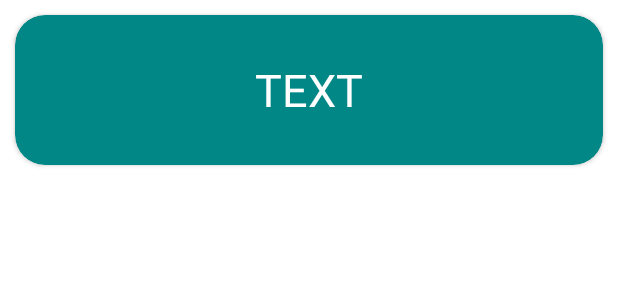
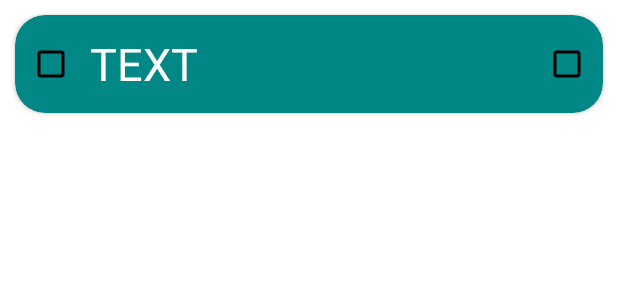
Before and after one commit to RandomServant/FRIENDLY-FIRE-Tasks, an Android app: the layout task_item.xml on its own in the app's theme, with its tools: preview values and no code run, on a phone screen of 412 x 824 dp. Shown: the top 300 px of the screen. Run offline under Robolectric (Android 15) with nearby library versions, the phone set to English and light mode, and no system bars.

Commit message:
Доработка верстки айтема задания

```diff
--- a/app/src/main/res/layout/task_item.xml
+++ b/app/src/main/res/layout/task_item.xml
@@ -1,21 +1,36 @@
 <?xml version="1.0" encoding="utf-8"?>
 <androidx.cardview.widget.CardView xmlns:android="http://schemas.android.com/apk/res/android"
     android:layout_width="match_parent"
-    android:layout_height="100dp"
+    android:layout_height="65dp"
     xmlns:app="http://schemas.android.com/apk/res-auto"
     android:backgroundTint="@color/teal_700"
     app:cardCornerRadius="20dp"
     android:layout_margin="10dp">
+
+    <CheckBox
+        android:id="@+id/checkBox1"
+        android:layout_width="wrap_content"
+        android:layout_height="match_parent"
+        android:layout_gravity="start"
+        android:buttonTint="@color/black"/>
 
     <TextView
         android:id="@+id/tv"
         android:layout_width="match_parent"
         android:layout_height="match_parent"
         android:text="TEXT"
-        android:gravity="center"
+        android:gravity="center_vertical"
+        android:layout_marginHorizontal="50dp"
         android:textColor="@color/white"
         android:textSize="30sp">
 
     </TextView>
 
+    <CheckBox
+        android:id="@+id/checkBox"
+        android:layout_width="wrap_content"
+        android:layout_height="match_parent"
+        android:layout_gravity="end"
+        android:buttonTint="@color/black"/>
+
 </androidx.cardview.widget.CardView>
```
